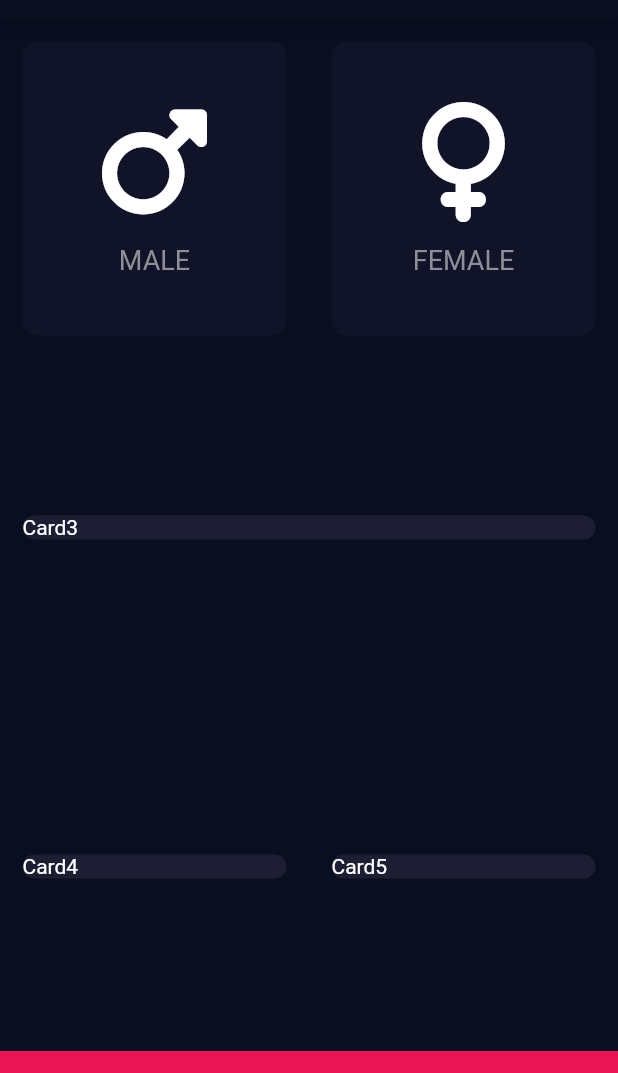
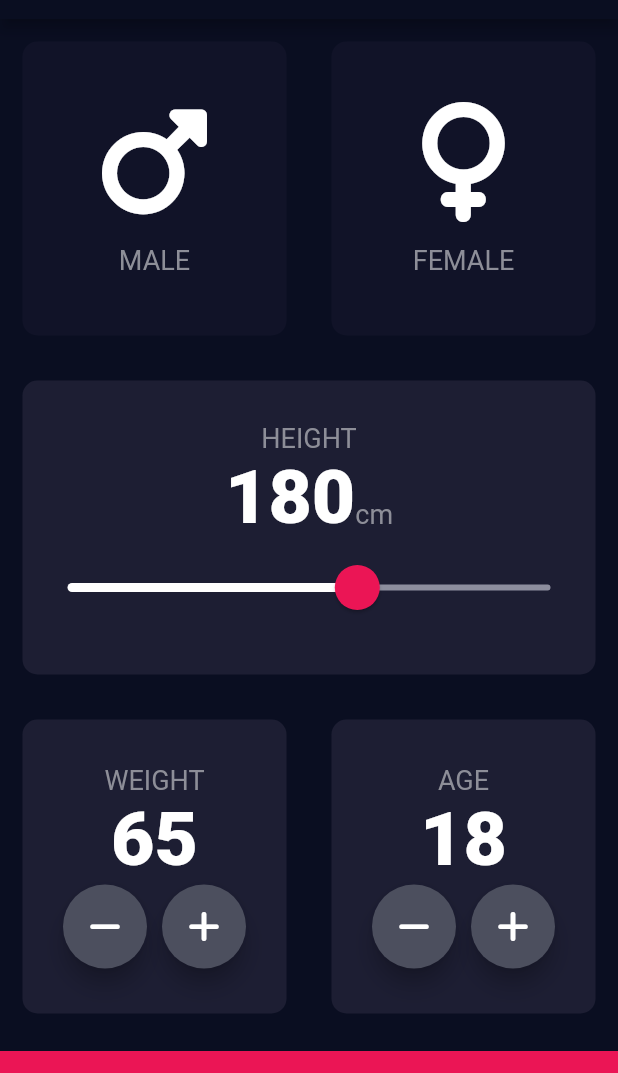
Before and after one commit to i-umairkhan/bmi_calculator, a Flutter app: the screen it shows after launch, on a phone screen of 412 x 824 dp, the part 65-1138 px from its top. Run offline on Flutter 3.47's test engine with Material 2 defaults, Android fonts, the phone set to English and light mode, and no system bars; our stand-ins replace font_awesome_flutter.

Commit message:
Cards Completed

```diff
--- /dev/null
+++ b/lib/constants.dart
@@ -0,0 +1,9 @@
+import 'package:flutter/material.dart';
+
+const bottomContainerHight = 80.0;
+const Color bottomContainerColor = Color(0xFFEB1555);
+const Color inactiveCardColor = Color(0xFF111328);
+const Color activeCardColor = Color(0xFF1D1E33);
+
+const lableTextStyle = TextStyle(fontSize: 18, color: Color(0xFF8D8E98));
+const numberTextStyle = TextStyle(fontSize: 50, fontWeight: FontWeight.w900);
--- a/lib/icon_content.dart
+++ b/lib/icon_content.dart
@@ -1,6 +1,5 @@
 import 'package:flutter/material.dart';
-
-const lableTextStyle = TextStyle(fontSize: 18, color: Color(0xFF8D8E98));
+import './constants.dart';
 
 class IconContent extends StatelessWidget {
   const IconContent({
--- a/lib/input_page.dart
+++ b/lib/input_page.dart
@@ -2,11 +2,8 @@ import 'package:flutter/material.dart';
 import 'package:font_awesome_flutter/font_awesome_flutter.dart';
 import './reusable_card.dart';
 import './icon_content.dart';
+import './constants.dart';
 
-const bottomContainerHight = 80.0;
-const Color bottomContainerColor = Color(0xFFEB1555);
-const Color inactiveCardColor = Color(0xFF111328);
-const Color activeCardColor = Color(0xFF1D1E33);
 enum Genders { male, female }
 
 class InputPage extends StatefulWidget {
@@ -19,25 +16,9 @@ class InputPage extends StatefulWidget {
 class _InputPageState extends State<InputPage> {
   Color maleCardColor = inactiveCardColor;
   Color femaleCardColor = inactiveCardColor;
-
-  void updateColor(Genders gender) {
-    if (gender == Genders.male) {
-      if (maleCardColor == inactiveCardColor) {
-        maleCardColor = activeCardColor;
-        femaleCardColor = inactiveCardColor;
-      } else {
-        maleCardColor = inactiveCardColor;
-      }
-    }
-    if (gender == Genders.female) {
-      if (femaleCardColor == inactiveCardColor) {
-        femaleCardColor = activeCardColor;
-        maleCardColor = inactiveCardColor;
-      } else {
-        femaleCardColor = inactiveCardColor;
-      }
-    }
-  }
+  int hight = 180;
+  int weight = 65;
+  int age = 18;
 
   @override
   Widget build(BuildContext context) {
@@ -46,6 +27,7 @@ class _InputPageState extends State<InputPage> {
         title: const Text('BMI CALCULATOR'),
       ),
       body: Column(
+        crossAxisAlignment: CrossAxisAlignment.stretch,
         children: [
           Expanded(
             child: Row(
@@ -99,11 +81,48 @@ class _InputPageState extends State<InputPage> {
           ),
           Expanded(
             child: Row(
-              children: const [
+              children: [
                 Expanded(
                   child: ReusableCard(
                     clr: activeCardColor,
-                    cardChild: Text('Card3'),
+                    cardChild: Column(
+                        mainAxisAlignment: MainAxisAlignment.center,
+                        children: [
+                          const Text(
+                            'HEIGHT',
+                            style: lableTextStyle,
+                          ),
+                          Row(
+                            mainAxisAlignment: MainAxisAlignment.center,
+                            crossAxisAlignment: CrossAxisAlignment.baseline,
+                            textBaseline: TextBaseline.alphabetic,
+                            children: [
+                              Text(hight.toString(), style: numberTextStyle),
+                              const Text('cm', style: lableTextStyle),
+                            ],
+                          ),
+                          SliderTheme(
+                            data: SliderTheme.of(context).copyWith(
+                              activeTrackColor: Colors.white,
+                              inactiveTrackColor: const Color(0xFF8D8E9E),
+                              thumbColor: const Color(0xFFEB1555),
+                              overlayColor: const Color(0x29EB1555),
+                              thumbShape: const RoundSliderThumbShape(
+                                  enabledThumbRadius: 15),
+                              overlayShape: const RoundSliderOverlayShape(
+                                  overlayRadius: 30),
+                            ),
+                            child: Slider(
+                                value: hight.toDouble(),
+                                min: 120.0,
+                                max: 220.0,
+                                onChanged: (newValue) {
+                                  setState(() {
+                                    hight = newValue.round();
+                                  });
+                                }),
+                          )
+                        ]),
                   ),
                 ),
               ],
@@ -111,18 +130,88 @@ class _InputPageState extends State<InputPage> {
           ),
           Expanded(
             child: Row(
-              children: const [
+              children: [
                 Expanded(
                   child: ReusableCard(
-                    clr: activeCardColor,
-                    cardChild: Text('Card4'),
-                  ),
+                      clr: activeCardColor,
+                      cardChild: Column(
+                        mainAxisAlignment: MainAxisAlignment.center,
+                        children: [
+                          const Text(
+                            'WEIGHT',
+                            style: lableTextStyle,
+                          ),
+                          Text(
+                            weight.toString(),
+                            style: numberTextStyle,
+                          ),
+                          Row(
+                            mainAxisAlignment: MainAxisAlignment.center,
+                            children: [
+                              RoundIconButton(
+                                ico: FontAwesomeIcons.minus,
+                                changeWeight: () {
+                                  setState(() {
+                                    weight--;
+                                  });
+                                },
+                              ),
+                              const SizedBox(
+                                width: 10,
+                              ),
+                              RoundIconButton(
+                                ico: FontAwesomeIcons.plus,
+                                changeWeight: () {
+                                  setState(() {
+                                    weight++;
+                                  });
+                                },
+                              )
+                            ],
+                          )
+                        ],
+                      )),
                 ),
                 Expanded(
                   child: ReusableCard(
-                    clr: activeCardColor,
-                    cardChild: Text('Card5'),
-                  ),
+                      clr: activeCardColor,
+                      cardChild: Column(
+                        mainAxisAlignment: MainAxisAlignment.center,
+                        children: [
+                          const Text(
+                            'AGE',
+                            style: lableTextStyle,
+                          ),
+                          Text(
+                            age.toString(),
+                            style: numberTextStyle,
+                          ),
+                          Row(
+                            mainAxisAlignment: MainAxisAlignment.center,
+                            children: [
+                              RoundIconButton(
+                                ico: FontAwesomeIcons.minus,
+                                changeWeight: () {
+                                  setState(() {
+                                    age--;
+                                  });
+                                },
+                              ),
+                              const SizedBox(
+                                width: 10,
+                              ),
+                              RoundIconButton(
+                                ico: FontAwesomeIcons.plus,
+                                changeWeight: () {
+                                  setState(() {
+                                    age++;
+                                  });
+                                },
+                              )
+                            ],
+                          )
+                        ],
+                      )),
                 ),
               ],
             ),
@@ -138,3 +227,29 @@ class _InputPageState extends State<InputPage> {
     );
   }
 }
+
+class RoundIconButton extends StatelessWidget {
+  const RoundIconButton(
+      {required this.ico, required this.changeWeight, Key? key})
+      : super(key: key);
+
+  final IconData ico;
+  final Function changeWeight;
+
+  @override
+  Widget build(BuildContext context) {
+    return RawMaterialButton(
+      child: Icon(ico),
+      onPressed: (() {
+        changeWeight();
+      }),
+      shape: const CircleBorder(),
+      fillColor: const Color(0xFF4C4F5E),
+      elevation: 6.0,
+      constraints: const BoxConstraints.tightFor(
+        width: 56,
+        height: 56,
+      ),
+    );
+  }
+}
```
